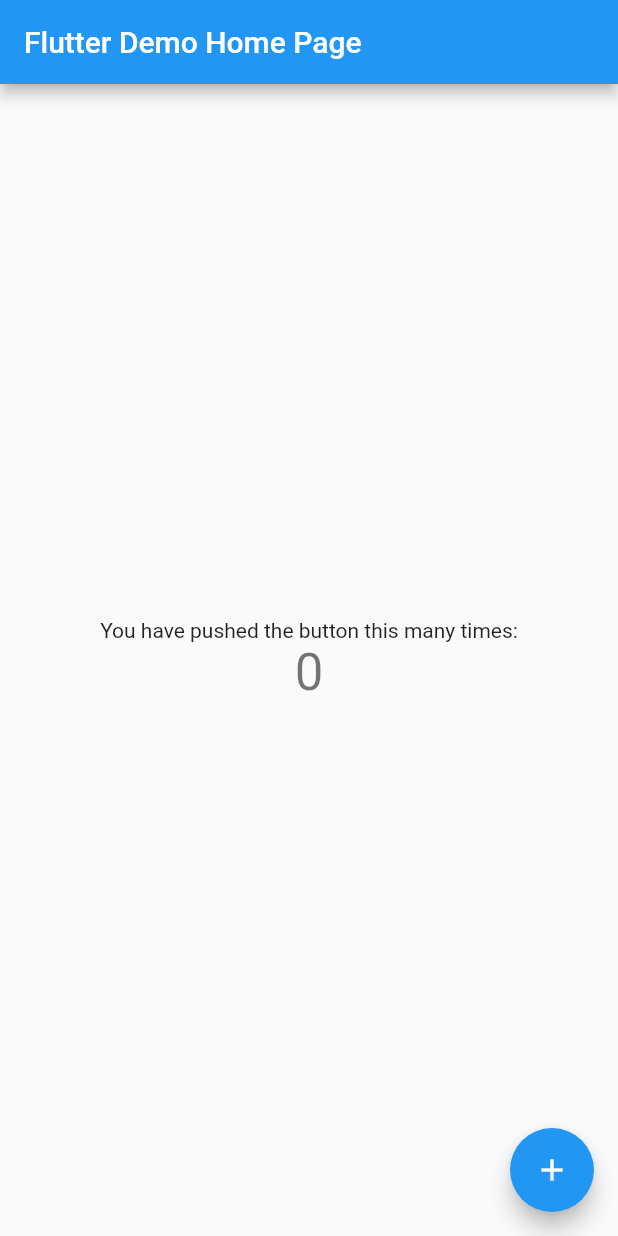
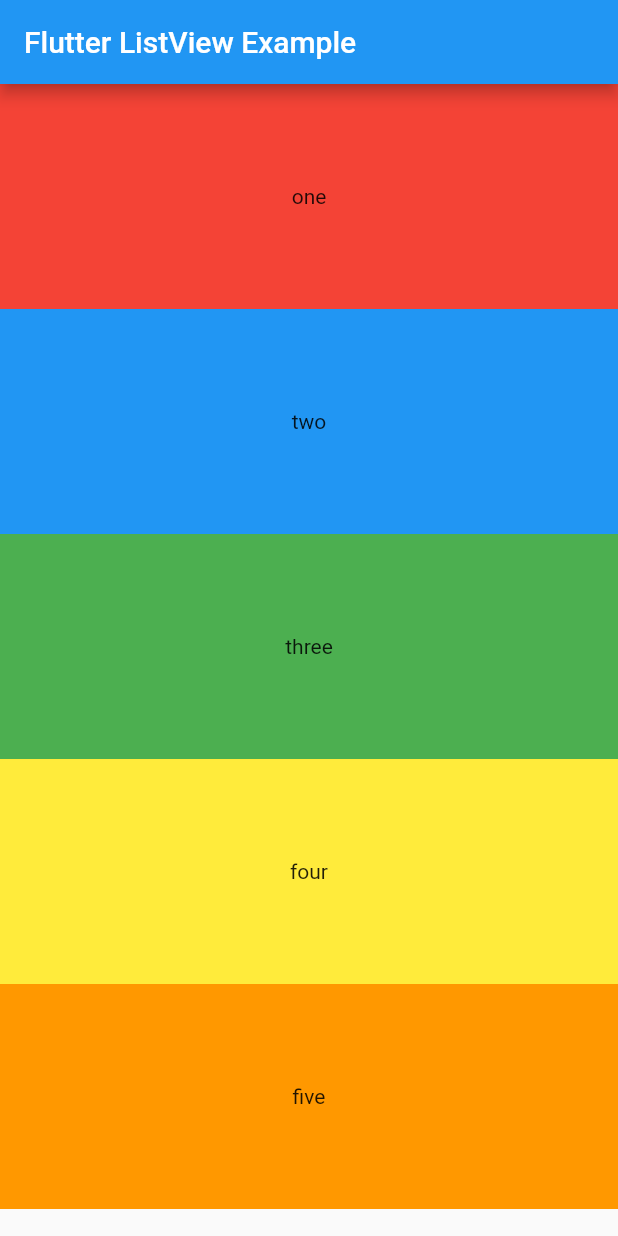
Before and after one commit to Dartlen/whater_level, a Flutter app: the screen it shows after launch, on a phone screen of 412 x 824 dp. Run offline on Flutter 3.47's test engine with Material 2 defaults, Android fonts, the phone set to English and light mode, and no system bars; network calls fail.

Commit message:
in progress, implemented get request

```diff
--- a/lib/main.dart
+++ b/lib/main.dart
@@ -1,4 +1,7 @@
+import 'dart:convert';
+import 'dart:io';
 import 'package:flutter/material.dart';
+import 'package:http/http.dart' as http;
 
 void main() {
   runApp(MyApp());
@@ -22,92 +25,167 @@ class MyApp extends StatelessWidget {
         // is not restarted.
         primarySwatch: Colors.blue,
       ),
-      home: MyHomePage(title: 'Flutter Demo Home Page'),
+      home: MainScreen(),
     );
   }
 }
 
-class MyHomePage extends StatefulWidget {
-  MyHomePage({Key key, this.title}) : super(key: key);
-
-  // This widget is the home page of your application. It is stateful, meaning
-  // that it has a State object (defined below) that contains fields that affect
-  // how it looks.
-
-  // This class is the configuration for the state. It holds the values (in this
-  // case the title) provided by the parent (in this case the App widget) and
-  // used by the build method of the State. Fields in a Widget subclass are
-  // always marked "final".
-
-  final String title;
-
-  @override
-  _MyHomePageState createState() => _MyHomePageState();
-}
-
-class _MyHomePageState extends State<MyHomePage> {
-  int _counter = 0;
-
-  void _incrementCounter() {
-    setState(() {
-      // This call to setState tells the Flutter framework that something has
-      // changed in this State, which causes it to rerun the build method below
-      // so that the display can reflect the updated values. If we changed
-      // _counter without calling setState(), then the build method would not be
-      // called again, and so nothing would appear to happen.
-      _counter++;
-    });
-  }
-
+// class MyHomePage extends StatefulWidget {
+//   MyHomePage({Key key, this.title}) : super(key: key);
+//
+//   // This widget is the home page of your application. It is stateful, meaning
+//   // that it has a State object (defined below) that contains fields that affect
+//   // how it looks.
+//
+//   // This class is the configuration for the state. It holds the values (in this
+//   // case the title) provided by the parent (in this case the App widget) and
+//   // used by the build method of the State. Fields in a Widget subclass are
+//   // always marked "final".
+//
+//   final String title;
+//
+//   @override
+//   _MyHomePageState createState() => _MyHomePageState();
+// }
+/// This is the stateless widget that the main application instantiates.
+class MainScreen extends StatelessWidget {
+  final List<Color> colors = <Color>[Colors.red, Colors.blue, Colors.green, Colors.yellow, Colors.orange];
+  final data= ["one","two","three","four","five"];
+  var zz = createPost();
   @override
   Widget build(BuildContext context) {
-    // This method is rerun every time setState is called, for instance as done
-    // by the _incrementCounter method above.
-    //
-    // The Flutter framework has been optimized to make rerunning build methods
-    // fast, so that you can just rebuild anything that needs updating rather
-    // than having to individually change instances of widgets.
     return Scaffold(
       appBar: AppBar(
-        // Here we take the value from the MyHomePage object that was created by
-        // the App.build method, and use it to set our appbar title.
-        title: Text(widget.title),
+        title: Text('Flutter ListView Example'),
       ),
       body: Center(
-        // Center is a layout widget. It takes a single child and positions it
-        // in the middle of the parent.
-        child: Column(
-          // Column is also a layout widget. It takes a list of children and
-          // arranges them vertically. By default, it sizes itself to fit its
-          // children horizontally, and tries to be as tall as its parent.
-          //
-          // Invoke "debug painting" (press "p" in the console, choose the
-          // "Toggle Debug Paint" action from the Flutter Inspector in Android
-          // Studio, or the "Toggle Debug Paint" command in Visual Studio Code)
-          // to see the wireframe for each widget.
-          //
-          // Column has various properties to control how it sizes itself and
-          // how it positions its children. Here we use mainAxisAlignment to
-          // center the children vertically; the main axis here is the vertical
-          // axis because Columns are vertical (the cross axis would be
-          // horizontal).
-          mainAxisAlignment: MainAxisAlignment.center,
-          children: <Widget>[
-            Text(
-              'You have pushed the button this many times:',
-            ),
-            Text(
-              '$_counter',
-              style: Theme.of(context).textTheme.headline4,
-            ),
-          ],
-        ),
+          child: ListView.builder(
+              itemCount: data.length,
+              itemBuilder: (BuildContext context, int index) {
+                return Container(
+                  height: 150,
+                  color: colors[index],
+                  child: Center(child: Text('${data[index]}')),
+                );
+              }
+          )
       ),
-      floatingActionButton: FloatingActionButton(
-        onPressed: _incrementCounter,
-        tooltip: 'Increment',
-        child: Icon(Icons.add),
-      ), // This trailing comma makes auto-formatting nicer for build methods.
     );
   }
 }
+
+
+
+class Item {
+  int color;
+  String field;
+
+  Item(this.color, this.field);
+}
+
+Future<List<Post>> createPost() async {
+  var queryParameters = {
+    'date': '15-03-2021'
+  };
+  final response = await http.get(
+    Uri.https('rivers-whater-level.herokuapp.com', '/api/v1/resources/post', queryParameters),
+    headers: <String, String>{
+      'Content-Type': 'application/json; charset=UTF-8',
+    }
+  );
+
+  if (response.statusCode == 200) {
+    // If the server did return a 201 CREATED response,
+    // then parse the JSON.
+    Iterable l = json.decode(response.body);
+    List<Post> posts = List<Post>.from(l.map((model) => Post.fromJson(model)));
+    return posts;
+    //return Post.fromJson(jsonDecode(response.body));
+  } else {
+    // If the server did not return a 201 CREATED response,
+    // then throw an exception.
+    throw Exception('Failed to load post');
+  }
+}
+
+class Post {
+  final int id;
+  final DateTime date;
+  final String temp;
+  final String level;
+  final String delta;
+
+  Post({this.id, this.date, this.temp, this.level, this.delta});
+
+  factory Post.fromJson(json) {
+
+    return Post(id: json[0], date: HttpDate.parse(json[1]), temp: json[2], level: json[5], delta: json[3]);
+  }
+}
+
+// class _MyHomePageState extends State<MyHomePage> {
+//   int _counter = 0;
+//
+//   void _incrementCounter() {
+//     setState(() {
+//       // This call to setState tells the Flutter framework that something has
+//       // changed in this State, which causes it to rerun the build method below
+//       // so that the display can reflect the updated values. If we changed
+//       // _counter without calling setState(), then the build method would not be
+//       // called again, and so nothing would appear to happen.
+//       _counter++;
+//     });
+//   }
+//
+//   @override
+//   Widget build(BuildContext context) {
+//     // This method is rerun every time setState is called, for instance as done
+//     // by the _incrementCounter method above.
+//     //
+//     // The Flutter framework has been optimized to make rerunning build methods
+//     // fast, so that you can just rebuild anything that needs updating rather
+//     // than having to individually change instances of widgets.
+//     return Scaffold(
+//       appBar: AppBar(
+//         // Here we take the value from the MyHomePage object that was created by
+//         // the App.build method, and use it to set our appbar title.
+//         title: Text(widget.title),
+//       ),
+//       body: Center(
+//         // Center is a layout widget. It takes a single child and positions it
+//         // in the middle of the parent.
+//         child: Column(
+//           // Column is also a layout widget. It takes a list of children and
+//           // arranges them vertically. By default, it sizes itself to fit its
+//           // children horizontally, and tries to be as tall as its parent.
+//           //
+//           // Invoke "debug painting" (press "p" in the console, choose the
+//           // "Toggle Debug Paint" action from the Flutter Inspector in Android
+//           // Studio, or the "Toggle Debug Paint" command in Visual Studio Code)
+//           // to see the wireframe for each widget.
+//           //
+//           // Column has various properties to control how it sizes itself and
+//           // how it positions its children. Here we use mainAxisAlignment to
+//           // center the children vertically; the main axis here is the vertical
+//           // axis because Columns are vertical (the cross axis would be
+//           // horizontal).
+//           mainAxisAlignment: MainAxisAlignment.center,
+//           children: <Widget>[
+//             Text(
+//               'You have pushed the button this many times:',
+//             ),
+//             Text(
+//               '$_counter',
+//               style: Theme.of(context).textTheme.headline4,
+//             ),
+//           ],
+//         ),
+//       ),
+//       floatingActionButton: FloatingActionButton(
+//         onPressed: _incrementCounter,
+//         tooltip: 'Increment',
+//         child: Icon(Icons.add),
+//       ), // This trailing comma makes auto-formatting nicer for build methods.
+//     );
+//   }
+// }
--- a/pubspec.yaml
+++ b/pubspec.yaml
@@ -28,6 +28,7 @@ dependencies:
   # The following adds the Cupertino Icons font to your application.
   # Use with the CupertinoIcons class for iOS style icons.
   cupertino_icons: ^1.0.2
+  http: 0.13.1
 
 dev_dependencies:
   flutter_test:
```
Also changed, not shown: pubspec.lock, 1 other file.
